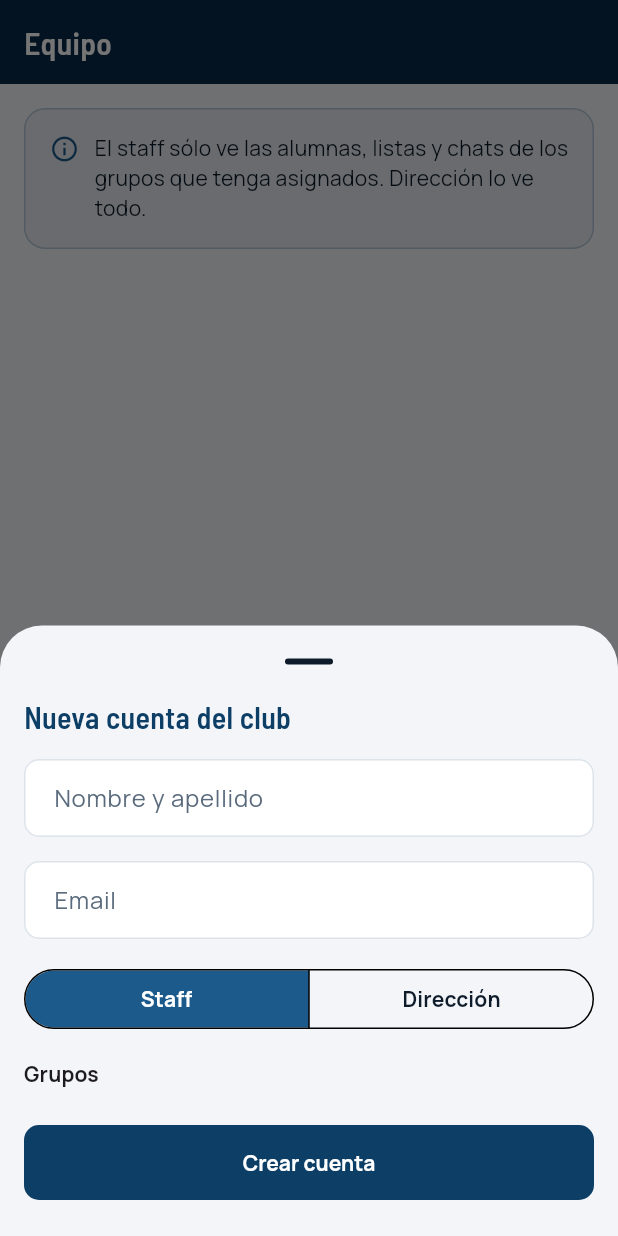
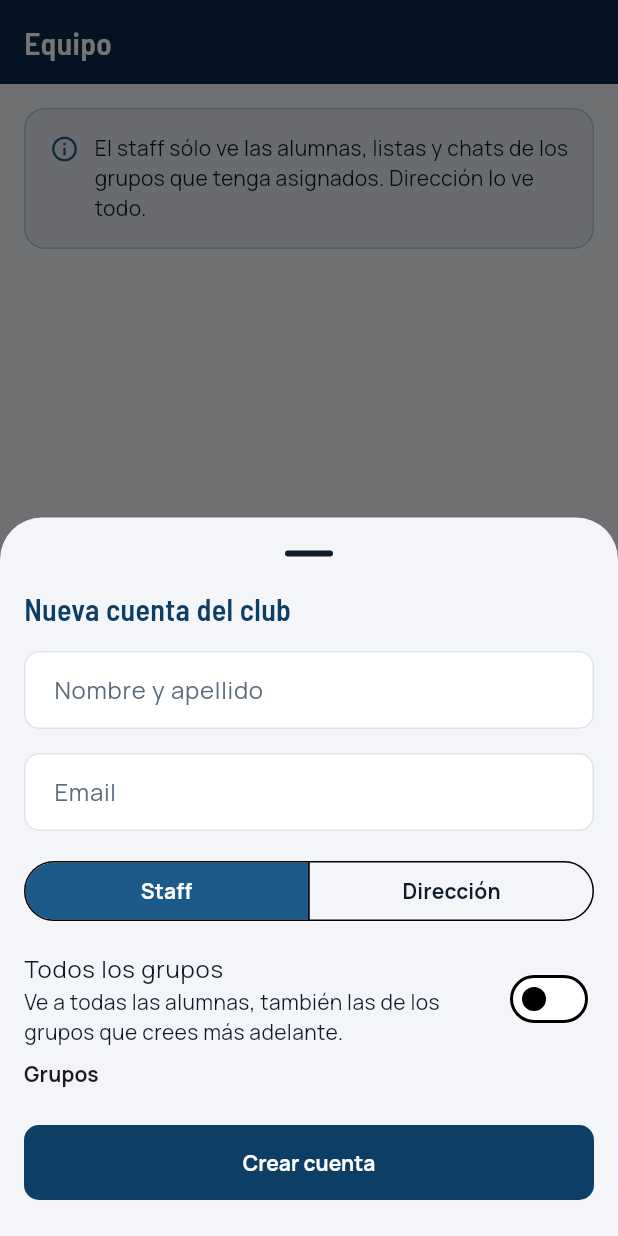
Before and after one commit to yb2ypwpzz9-cmd/https-github.com-nextlevelbuilder-ui-ux-pro-max-skill, a Flutter app: the EquipoScreen screen opened by its route, after a tap on "Nueva cuenta", on a phone screen of 412 x 824 dp. Run offline on Flutter 3.47's test engine with Material 3 defaults, Android fonts, the phone set to English and light mode, and no system bars; our stand-ins replace cloud_firestore, cloud_functions, file_picker, firebase_auth, firebase_core, firebase_messaging and 5 more; missing offline and left inert: dart:js_interop; accounts and stored records are empty.

Commit message:
Fotos de hasta 40 MB reducidas por el navegador; staff con acceso a todos los grupos (incluidos los futuros)
Co-Authored-By: Claude Sonnet 5.5 <noreply@anthropic.com>
Claude-Session: https://claude.ai/code/session_01AjzRgQ5b8Xph6EEUpR4ouz

```diff
--- a/spado-rackets-app/lib/models/app_user.dart
+++ b/spado-rackets-app/lib/models/app_user.dart
@@ -40,6 +40,7 @@ class AppUser {
     this.debeCambiarPassword = false,
     this.avisoUbicacionVersion,
     this.codigoPendiente,
+    this.todosLosGrupos = false,
   });
 
   final String uid;
@@ -64,6 +65,9 @@ class AppUser {
   /// verifique su correo para vincularla.
   final String? codigoPendiente;
 
+  /// Staff con acceso a todos los grupos, también a los que se creen luego.
+  final bool todosLosGrupos;
+
   factory AppUser.fromDoc(DocumentSnapshot<Json> doc) {
     final data = doc.data() ?? const <String, dynamic>{};
     return AppUser(
@@ -75,6 +79,7 @@ class AppUser {
       phone: data['phone'] as String?,
       debeCambiarPassword: (data['debeCambiarPassword'] as bool?) ?? false,
       avisoUbicacionVersion: data['avisoUbicacionVersion'] as String?,
+      todosLosGrupos: (data['todosLosGrupos'] as bool?) ?? false,
       codigoPendiente: (data['codigoPendiente'] as String?)?.trim().isEmpty ?? true
           ? null
           : (data['codigoPendiente'] as String).trim(),
--- a/spado-rackets-app/lib/screens/direccion/alumnas_screen.dart
+++ b/spado-rackets-app/lib/screens/direccion/alumnas_screen.dart
@@ -196,10 +196,10 @@ class AlumnasScreen extends StatelessWidget {
                             );
                             final f = r?.files.single;
                             if (f?.bytes == null) return;
-                            if (f!.size > 15 * 1024 * 1024) {
+                            if (f!.size > 40 * 1024 * 1024) {
                               if (context.mounted) {
                                 showAppSnackBar(context,
-                                    'La foto pesa demasiado (máx. 15 MB).',
+                                    'La foto pesa demasiado (máx. 40 MB).',
                                     isError: true);
                               }
                               return;
--- a/spado-rackets-app/lib/screens/direccion/equipo_screen.dart
+++ b/spado-rackets-app/lib/screens/direccion/equipo_screen.dart
@@ -74,6 +74,7 @@ class EquipoScreen extends StatelessWidget {
     final nombre = TextEditingController(text: cuenta.nombreVisible);
     var rol = cuenta.role;
     final elegidos = {...cuenta.grupos};
+    var todos = cuenta.todosLosGrupos;
     final raiz = context;
 
     final ok = await showModalBottomSheet<bool>(
@@ -93,7 +94,8 @@ class EquipoScreen extends StatelessWidget {
               children: [
                 Text('Editar cuenta',
                     style: Theme.of(context).textTheme.titleLarge),
-                Text(cuenta.email, style: Theme.of(context).textTheme.bodySmall),
+                Text(cuenta.email,
+                    style: Theme.of(context).textTheme.bodySmall),
                 const SizedBox(height: AppSpacing.md),
                 TextField(
                   controller: nombre,
@@ -115,9 +117,21 @@ class EquipoScreen extends StatelessWidget {
                       esYo ? null : (s) => setSheet(() => rol = s.first),
                 ),
                 if (rol.isStaff) ...[
-                  const SizedBox(height: AppSpacing.md),
-                  Text('Grupos', style: Theme.of(context).textTheme.labelLarge),
-                  for (final g in grupos)
+                  const SizedBox(height: AppSpacing.sm),
+                  SwitchListTile(
+                    contentPadding: EdgeInsets.zero,
+                    title: const Text('Todos los grupos'),
+                    subtitle: const Text(
+                      'Ve a todas las alumnas, también las de los grupos que '
+                      'crees más adelante.',
+                    ),
+                    value: todos,
+                    onChanged: (v) => setSheet(() => todos = v),
+                  ),
+                  if (!todos)
+                    Text('Grupos',
+                        style: Theme.of(context).textTheme.labelLarge),
+                  for (final g in todos ? const <Grupo>[] : grupos)
                     CheckboxListTile(
                       contentPadding: EdgeInsets.zero,
                       title: Text(g.nombre),
@@ -151,8 +165,8 @@ class EquipoScreen extends StatelessWidget {
                       );
                       if (!ok || !context.mounted) return;
                       try {
-                        final pass =
-                            await repo.restablecerPasswordCuentaClub(cuenta.uid);
+                        final pass = await repo
+                            .restablecerPasswordCuentaClub(cuenta.uid);
                         if (!context.mounted) return;
                         await showDialog<void>(
                           context: context,
@@ -239,7 +253,8 @@ class EquipoScreen extends StatelessWidget {
         cuenta.uid,
         nombre: nombre.text,
         rol: rol,
-        grupos: elegidos.toList(),
+        grupos: todos ? grupos.map((g) => g.id).toList() : elegidos.toList(),
+        todosLosGrupos: todos,
       );
       if (raiz.mounted) showAppSnackBar(raiz, 'Cuenta actualizada.');
     } catch (_) {
@@ -254,6 +269,7 @@ class EquipoScreen extends StatelessWidget {
     final nombre = TextEditingController();
     final email = TextEditingController();
     var rol = UserRole.staff;
+    var todos = false;
     final elegidos = <String>{};
 
     final ok = await showModalBottomSheet<bool>(
@@ -305,8 +321,21 @@ class EquipoScreen extends StatelessWidget {
                   onSelectionChanged: (s) => setSheet(() => rol = s.first),
                 ),
                 if (rol.isStaff) ...[
-                  const SizedBox(height: AppSpacing.md),
-                  Text('Grupos', style: Theme.of(context).textTheme.labelLarge),
+                  const SizedBox(height: AppSpacing.sm),
+                  SwitchListTile(
+                    contentPadding: EdgeInsets.zero,
+                    title: const Text('Todos los grupos'),
+                    subtitle: const Text(
+                      'Ve a todas las alumnas, también las de los grupos que '
+                      'crees más adelante.',
+                    ),
+                    value: todos,
+                    onChanged: (v) => setSheet(() => todos = v),
+                  ),
+                  if (!todos)
+                    Text('Grupos',
+                        style: Theme.of(context).textTheme.labelLarge),
+                  if (!todos)
                     Wrap(
                       spacing: 6,
                       children: [
@@ -315,7 +344,9 @@ class EquipoScreen extends StatelessWidget {
                             label: Text(g.nombre),
                             selected: elegidos.contains(g.id),
                             onSelected: (v) => setSheet(
-                            () => v ? elegidos.add(g.id) : elegidos.remove(g.id),
+                              () => v
+                                  ? elegidos.add(g.id)
+                                  : elegidos.remove(g.id),
                             ),
                           ),
                       ],
@@ -345,7 +376,8 @@ class EquipoScreen extends StatelessWidget {
         email: email.text,
         nombre: nombre.text,
         rol: rol,
-        grupos: rol.isStaff ? elegidos.toList() : const [],
+        grupos: rol.isStaff && !todos ? elegidos.toList() : const [],
+        todosLosGrupos: rol.isStaff && todos,
       );
       if (!context.mounted) return;
       await showDialog<void>(
--- a/spado-rackets-app/lib/screens/familia/familia_home_screen.dart
+++ b/spado-rackets-app/lib/screens/familia/familia_home_screen.dart
@@ -500,9 +500,9 @@ Future<void> cambiarFotoAlumna(BuildContext context, Alumna alumna) async {
   );
   final f = r?.files.single;
   if (f?.bytes == null) return;
-  if (f!.size > 15 * 1024 * 1024) {
+  if (f!.size > 40 * 1024 * 1024) {
     if (context.mounted) {
-      showAppSnackBar(context, 'La foto pesa demasiado (máx. 15 MB).',
+      showAppSnackBar(context, 'La foto pesa demasiado (máx. 40 MB).',
           isError: true);
     }
     return;
--- a/spado-rackets-app/lib/services/club_repository.dart
+++ b/spado-rackets-app/lib/services/club_repository.dart
@@ -174,7 +174,7 @@ class ClubRepository {
 
   /// Reduce la foto (480 px, JPEG) y la guarda en `fotos/{alumna}/…`.
   Future<String> subirFotoAlumna(String alumnaId, Uint8List original) async {
-    final jpg = prepararFoto(original);
+    final jpg = await prepararFoto(original);
     if (jpg == null) {
       throw Exception('No se pudo leer la imagen. Prueba con un JPG o PNG.');
     }
@@ -697,11 +697,13 @@ class ClubRepository {
     required String nombre,
     required UserRole rol,
     required List<String> grupos,
+    bool todosLosGrupos = false,
   }) =>
       Refs.user(uid).update({
         'displayName': nombre.trim(),
         'role': rol.wire,
         'grupos': rol.isStaff ? grupos : <String>[],
+        'todosLosGrupos': rol.isStaff && todosLosGrupos,
       });
 
   Future<void> eliminarCuentaClub(String uid) async {
@@ -735,6 +737,7 @@ class ClubRepository {
     required String nombre,
     required UserRole rol,
     required List<String> grupos,
+    bool todosLosGrupos = false,
   }) async {
     try {
       final r = await FirebaseFunctions.instanceFor(
@@ -744,6 +747,7 @@ class ClubRepository {
         'nombre': nombre.trim(),
         'rol': rol.wire,
         'grupos': grupos,
+        'todosLosGrupos': todosLosGrupos,
       });
       return (r.data['passwordProvisional'] as String?) ?? '';
     } on FirebaseFunctionsException catch (e) {
```
Also changed, not shown: spado-rackets-app/lib/services/foto_service.dart (+47 -1 lines), 1 other file. Lines whose indentation alone changed are shown as unchanged.
